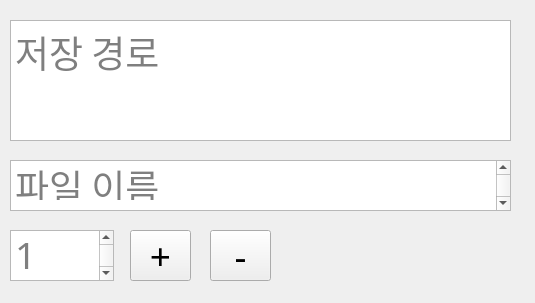
Before: the Qt Designer form GUI.ui in MossyPebble/QuickScreenshot, drawn with Qt 5.
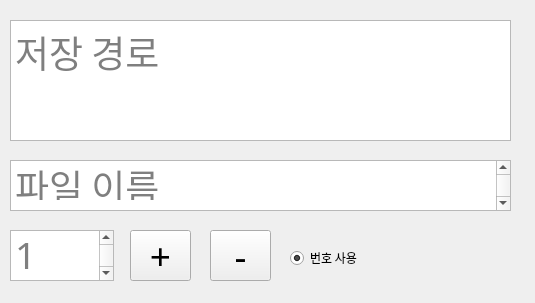
After: the same form once the commit is applied. Icons and pictures are not drawn.

Patch:
```diff
--- a/GUI.ui
+++ b/GUI.ui
@@ -132,6 +132,22 @@
      <string>-</string>
     </property>
    </widget>
+   <widget class="QRadioButton" name="radioButton_number">
+    <property name="geometry">
+     <rect>
+      <x>290</x>
+      <y>250</y>
+      <width>90</width>
+      <height>16</height>
+     </rect>
+    </property>
+    <property name="text">
+     <string>번호 사용</string>
+    </property>
+    <property name="checked">
+     <bool>true</bool>
+    </property>
+   </widget>
   </widget>
  </widget>
  <resources/>
```
Left out of the diff: 10 changed lines with no effect on the pictures.
